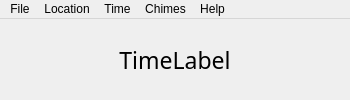
Above: mainwindow.ui from larsnaesbye/tempus before the change. Below: the same form after it.
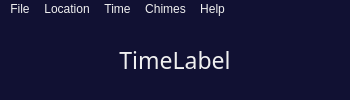
That is the form after the change. Icons and pictures are not drawn.

Commit message: resizes better, dark blue window background with white font

The edit to the form file:
```diff
--- a/mainwindow.ui
+++ b/mainwindow.ui
@@ -26,6 +26,12 @@
    <iconset resource="resources.qrc">
     <normaloff>:/resources/moonStarsClock.jpg</normaloff>:/resources/moonStarsClock.jpg</iconset>
   </property>
+  <property name="styleSheet">
+   <string notr="true">background-color: #111133; color: #F0F0F0;</string>
+  </property>
+  <property name="tabShape">
+   <enum>QTabWidget::Rounded</enum>
+  </property>
   <property name="unifiedTitleAndToolBarOnMac">
    <bool>true</bool>
   </property>
```
The commit also changes 2 other files.
